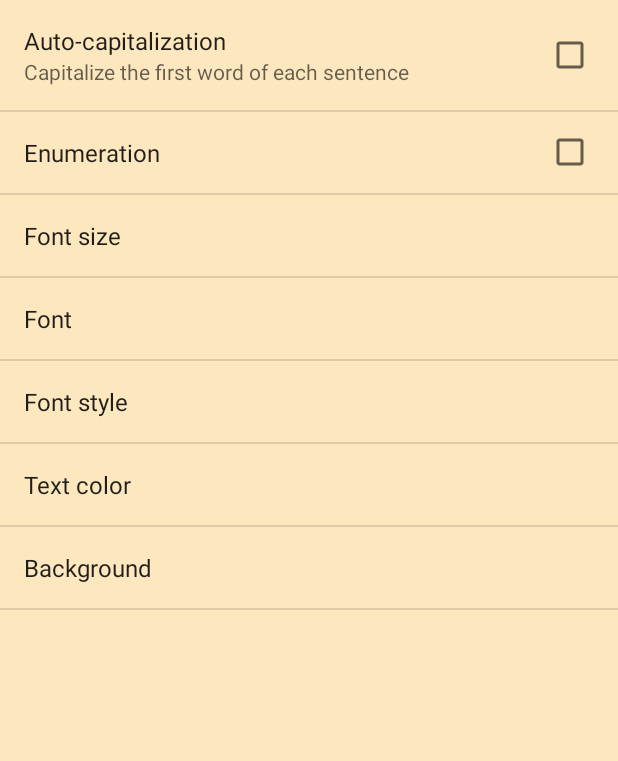
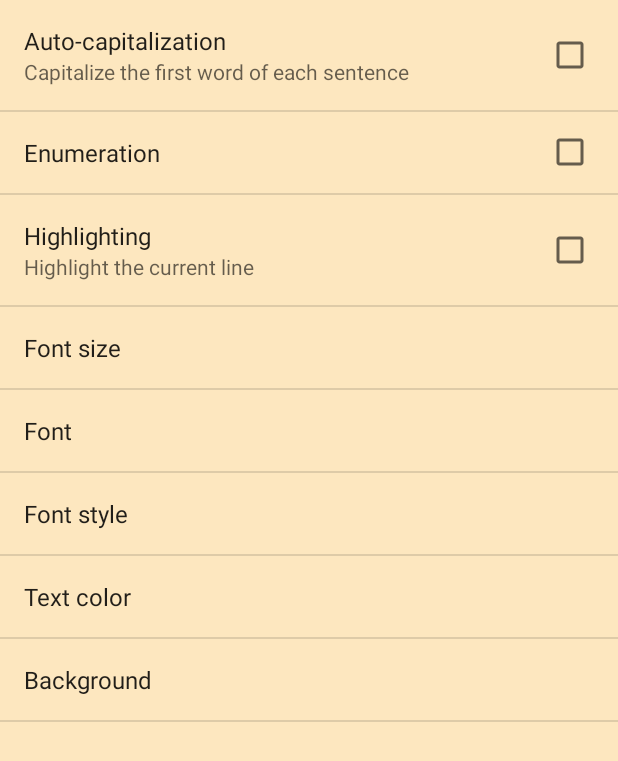
Before and after one commit to Macavitty/Editor, an Android app: the screen it shows after launch (SettingsActivity), in the options menu, after a tap on "Settings", on a phone screen of 412 x 824 dp. Shown: the top 761 px of the screen. Run offline under Robolectric (Android 15) with nearby library versions, the phone set to English and light mode, and no system bars.

Commit message:
підсвічування рядків

```diff
--- a/app/src/main/java/com/example/tania/editor/MainActivity.java
+++ b/app/src/main/java/com/example/tania/editor/MainActivity.java
@@ -289,6 +289,10 @@ public class MainActivity extends AppCompatActivity {
             MainEditText.isNumbersNeeded = true;
         } else MainEditText.isNumbersNeeded = false;
 
+        if (sp.getBoolean(getString(R.string.pref_highlighting), false)) {
+            MainEditText.isHighlightingNeeded = true;
+        } else MainEditText.isHighlightingNeeded = false;
+
         //After OpenFileActivity  //
         if (goToOpen) {
             goToOpen = false;
@@ -301,7 +305,9 @@ public class MainActivity extends AppCompatActivity {
         }
 
         //  After SaveAsActivity  //
-        else if (goToSaveAs) {
+        else if (goToSaveAs)
+
+        {
             goToSaveAs = false;
             if (!canceled) {
                 if (!fileName.equals("")) saveFile(true);
--- a/app/src/main/java/com/example/tania/editor/MainEditText.java
+++ b/app/src/main/java/com/example/tania/editor/MainEditText.java
@@ -4,13 +4,19 @@ import android.content.Context;
 import android.graphics.Canvas;
 import android.graphics.Paint;
 import android.graphics.Rect;
+import android.text.Layout;
+import android.text.Selection;
 import android.util.AttributeSet;
+import android.util.Log;
 
 public class MainEditText extends android.support.v7.widget.AppCompatEditText {
 
-    Paint paint = new Paint();
+    private Paint paintNumbers = new Paint();
+    private Paint paintHighlight = new Paint();
+    private Rect bounds = new Rect();
     public static boolean isNumbersNeeded = false;
-    int pudding = 100;
+    public static boolean isHighlightingNeeded = false;
+    private int pudding = 100;
 
     public MainEditText(Context context, AttributeSet attributeSet) {
         super(context, attributeSet);
@@ -18,25 +24,44 @@ public class MainEditText extends android.support.v7.widget.AppCompatEditText {
 
     @Override
     protected void onDraw(Canvas canvas) {
-        super.onDraw(canvas);
+
+        /*
+         * setting numbers
+         */
         if (isNumbersNeeded) {
             int baseLine = getBaseline();
-            paint.setTextSize(MainActivity.textSize - 2);
-            paint.setColor(getResources().getColor(R.color.numeration));
+            paintNumbers.setTextSize(MainActivity.textSize - 2);
+            paintNumbers.setColor(getResources().getColor(R.color.numeration));
             for (int i = 0; i < getLineCount(); i++) {
-                canvas.drawText(i + "", 5, baseLine, paint);
+                canvas.drawText(i + "", 5, baseLine, paintNumbers);
                 baseLine += getLineHeight();
             }
-            if (getLineCount() < 10)
+            if (getLineCount() < 10) {
                 pudding = (int) ((MainActivity.textSize - 1) * 1.2);
-            else if (getLineCount() < 100) {
+            } else if (getLineCount() < 100) {
                 pudding = (int) ((MainActivity.textSize - 1) * 1.7);
-            } else
+            } else {
                 pudding = (int) ((MainActivity.textSize - 1) * 2);
-            canvas.drawLine(pudding + 0, 0, pudding + 0, canvas.getHeight() * getLineCount(), paint);
+            }
+            canvas.drawLine(pudding + 0, 0, pudding + 0, canvas.getHeight() * getLineCount(), paintNumbers);
             findViewById(R.id.editText).setPadding(pudding + 5, 4, 4, 6);
         }
 
+        /*
+         * highlighting current line
+         */
+        if (isHighlightingNeeded) {
+            paintHighlight.setColor(getResources().getColor(R.color.line_highlighting));
+            int lineNumber = 0;
+            try {
+                lineNumber = getLayout().getLineForOffset(getSelectionStart());
+            } catch (NullPointerException e) {
+                e.printStackTrace();
+            }
+            getLineBounds(lineNumber, bounds);
+            canvas.drawRect(bounds, paintHighlight);
+        }
 
+        super.onDraw(canvas);
     }
 }
--- a/app/src/main/res/values/colors.xml
+++ b/app/src/main/res/values/colors.xml
@@ -5,14 +5,19 @@
     <color name="background_material_light">#fde7bf</color>
     <color name="colorAccent">#1e7902</color>
     <color name="background">#fde7bf</color>
+
     <color name="colorSelectedText">#fbfcf9</color>
     <color name="colorNotSelectedText">#02250a</color>
     <color name="colorSelectedBackground">#fac2a8</color>
+
     <color name="bottom_bar">#ce6b3d</color>
     <color name="header">#ce6b3d</color>
-    <color name="numeration">#fb647452</color>
     <color name="tab_layout">#ce6b3d</color>
     <color name="tab_text">#f7c8b1</color>
+    <color name="indicator">#f7c8b1</color>
+
+    <color name="numeration">#fb647452</color>
+    <color name="line_highlighting">#5bfbfcd5</color>
 
     <color name="myCorral">#fb647452</color>
     <color name="myGrey">#fbc7d2ba</color>
@@ -28,8 +33,6 @@
     <color name="myPink">#fda6ca</color>
     <color name="myNavy">#140586</color>
 
-    <color name="indicator">#f7c8b1</color>
-
     <color name="transparent">#01c8fa6b</color>
 
     <color name="round_button_inner">#73bc14</color>
--- a/app/src/main/res/values/strings.xml
+++ b/app/src/main/res/values/strings.xml
@@ -50,6 +50,8 @@
     <string name="pref_first_litera_summary">Capitalize the first word of each sentence</string>
     <string name="pref_numeration">Enumeration</string>
     <string name="pref_language">Language</string>
+    <string name="pref_highlighting">Highlighting</string>
+    <string name="pref_highlighting_summ">Highlight the current line</string>
 
     <string name="msg_file_saved">It`s OK, saved</string>
     <string name="msg_file_not_saved">Alas, failed</string>
--- a/app/src/main/res/xml/preferences.xml
+++ b/app/src/main/res/xml/preferences.xml
@@ -10,6 +10,12 @@
         android:summary=""
         android:key="@string/pref_numeration"
         android:title="@string/pref_numeration" />
+
+    <CheckBoxPreference
+        android:summary="@string/pref_highlighting_summ"
+        android:key="@string/pref_highlighting"
+        android:title="@string/pref_highlighting"
+        android:singleLineTitle="false"/>
 
     <EditTextPreference
         android:defaultValue="20"
```
Also changed, not shown: 2 other files.
